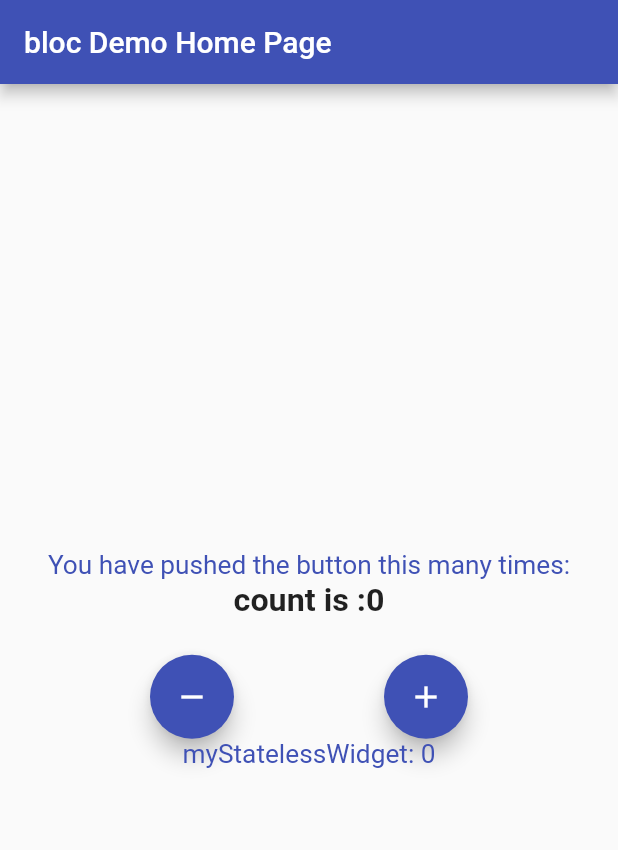
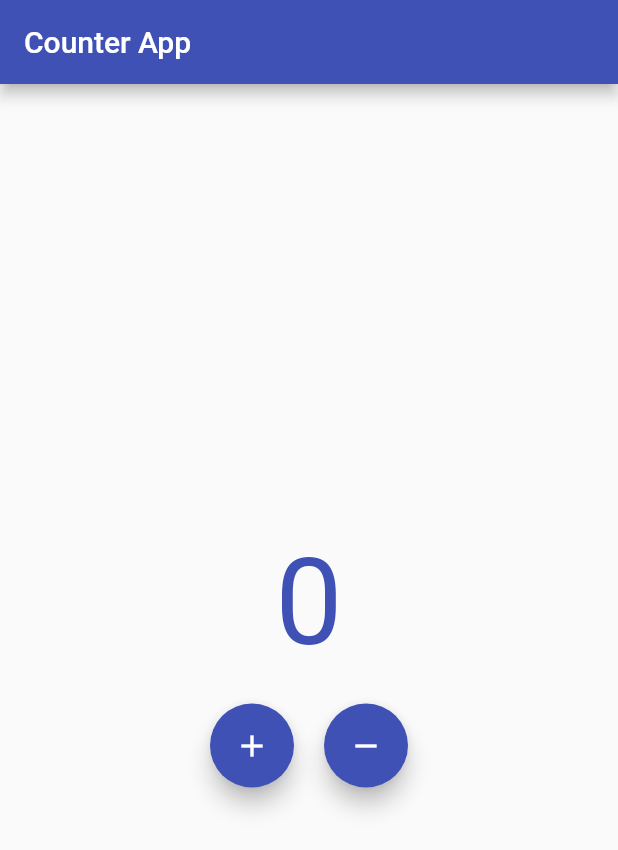
Before and after one commit to seriCodes/imdSoft, a Flutter app: the screen it shows after launch, after a tap on the "add" icon, after a tap on the "remove" icon, on a phone screen of 412 x 824 dp. Shown: the top 850 px of the screen. Run offline on Flutter 3.47's test engine with Material 2 defaults, Android fonts, the phone set to English and light mode, and no system bars; our stand-ins replace bloc, equatable, flutter_bloc, form_field_validator, image_picker.

Commit message:
basic counter

```diff
--- /dev/null
+++ b/lib/counter.dart
@@ -0,0 +1,17 @@
+import 'package:equatable/equatable.dart';
+
+class Counter extends Equatable {
+  int value = 0;
+
+
+  increment() => value++;
+
+
+  decrement() => value--;
+
+
+
+  @override
+  // TODO: implement props
+  List<Object> get props => [value];
+}
--- a/lib/main.dart
+++ b/lib/main.dart
@@ -2,7 +2,7 @@ import 'package:flutter/material.dart';
 import 'package:flutter_bloc/flutter_bloc.dart';
 
 import './playgroung/cubit/counter_cubit.dart';
-import './playgroung/bloc/myHome.dart';
+import './myHome.dart';
 import './playgroung/bloc/statelessScreenOne.dart';
 
 void main() {
@@ -32,7 +32,7 @@ class MyApp extends StatelessWidget {
         ),
         home: BlocProvider<CounterCubit>(
           create: (context) => CounterCubit(),
-          child: MyHomePage(title: 'bloc Demo Home Page'),
+          child: CounterPage(),
         ),
         // initialRoute:'./',
         // routes: {
--- /dev/null
+++ b/lib/myHome.dart
@@ -0,0 +1,60 @@
+import './counter.dart';
+import 'package:flutter/material.dart';
+
+
+class CounterPage extends StatefulWidget{
+  @override
+  _CounterPageState createState() => _CounterPageState();
+}
+
+class _CounterPageState extends State<CounterPage> {
+int count =0;
+
+  @override
+  Widget build(BuildContext context){
+    return Scaffold(
+      appBar: AppBar(
+        title: Text('Counter App'),
+        ),
+        body: Center(
+          child: Column(
+            mainAxisAlignment: MainAxisAlignment.center,
+            children: <Widget>[
+              Text(
+                '${count}',
+              style: TextStyle(fontSize:80.0),
+              ),
+              SizedBox(
+                height: 20.0,
+              ),
+              Row(
+                mainAxisAlignment: MainAxisAlignment.center,
+                children: <Widget>[
+              FloatingActionButton(
+              onPressed: () {
+                setState(() {
+                                  count++;
+
+                });
+              },
+              child: Icon(Icons.add),
+              tooltip: 'Increment',
+              ),
+              SizedBox(width: 20.0),
+              FloatingActionButton(
+              onPressed: () {
+                setState(() {
+                                  count--;
+
+                });
+
+              },
+              child: Icon(Icons.remove),
+              tooltip: 'Decrement',
+              ),
+
+              ],)
+            ],
+          )));
+  }
+}
--- a/lib/playgroung/bloc/myHome.dart
+++ /dev/null
@@ -1,92 +0,0 @@
-import 'package:first_app/playgroung/cubit/counter_cubit.dart';
-import 'package:flutter/material.dart';
-import 'package:flutter_bloc/flutter_bloc.dart';
-import './anotherWidget.dart';
-import './statelessScreenOne.dart';
-
-
-class MyHomePage extends StatefulWidget {
-  MyHomePage({Key key, this.title}) : super(key: key);
-
-  final String title;
-
-  @override
-  _MyHomePageState createState() => _MyHomePageState();
-}
-
-class _MyHomePageState extends State<MyHomePage> {
-  @override
-  Widget build(BuildContext context) {
-    return Scaffold(
-      appBar: AppBar(
-        title: Text(widget.title),
-      ),
-      body: Center(
-        child: Column(
-          mainAxisAlignment: MainAxisAlignment.center,
-          children: <Widget>[
-            Text(
-              'You have pushed the button this many times:' ,
-            ),
-            BlocConsumer<CounterCubit, CounterState>(
-              builder: (context, state) {
-                print("build ran");
-              return Text('count is :'+
-                state.counterValue.toString(),
-                style: Theme.of(context).textTheme.bodyText1,
-              );
-            }, listener: (context, state) {
-              ScaffoldMessengerState scaf = ScaffoldMessenger.of(context);
-
-              if (state.wasIncremented == true) {
-                scaf.showSnackBar(
-                  SnackBar(
-                    content: Text('Incremented!'),
-                    duration: Duration(milliseconds: 300),
-                  ),
-                );
-              } else if (state.wasIncremented == false) {
-                scaf.showSnackBar(
-                  SnackBar(
-                    content: Text('Decremented!'),
-                    duration: Duration(milliseconds: 300),
-                  ),
-                );
-              }
-            }),
-            SizedBox(
-              height: 24,
-            ),
-            Row(
-              mainAxisAlignment: MainAxisAlignment.spaceEvenly,
-              children: [
-                FloatingActionButton(
-                  heroTag: Text('${widget.title}'),
-                  onPressed: () {
-                    BlocProvider.of<CounterCubit>(context).decrement();
-                  },
-                  tooltip: 'Decrement',
-                  child: Icon(Icons.remove),
-                ),
-                                FloatingActionButton(
-                  heroTag: Text('${widget.title} #2'),
-                  onPressed: () {
-                    BlocProvider.of<CounterCubit>(context).increment();
-                    // context.bloc<CounterCubit>().increment();
-                  },
-                  tooltip: 'Increment',
-                  child: Icon(Icons.add),
-                ),
-
-              ],
-            ),
-            myStatelessWidget(),
-// IconButton(onPressed: (){
-//   Navigator.of(context).pushNamed(MyStaelessScreen.routeName);
-// }, icon: Icon(Icons.one_k))
-          ],
-        ),
-      ),
-    );
-  }
-}
```
Also changed, not shown: 3 other files.
